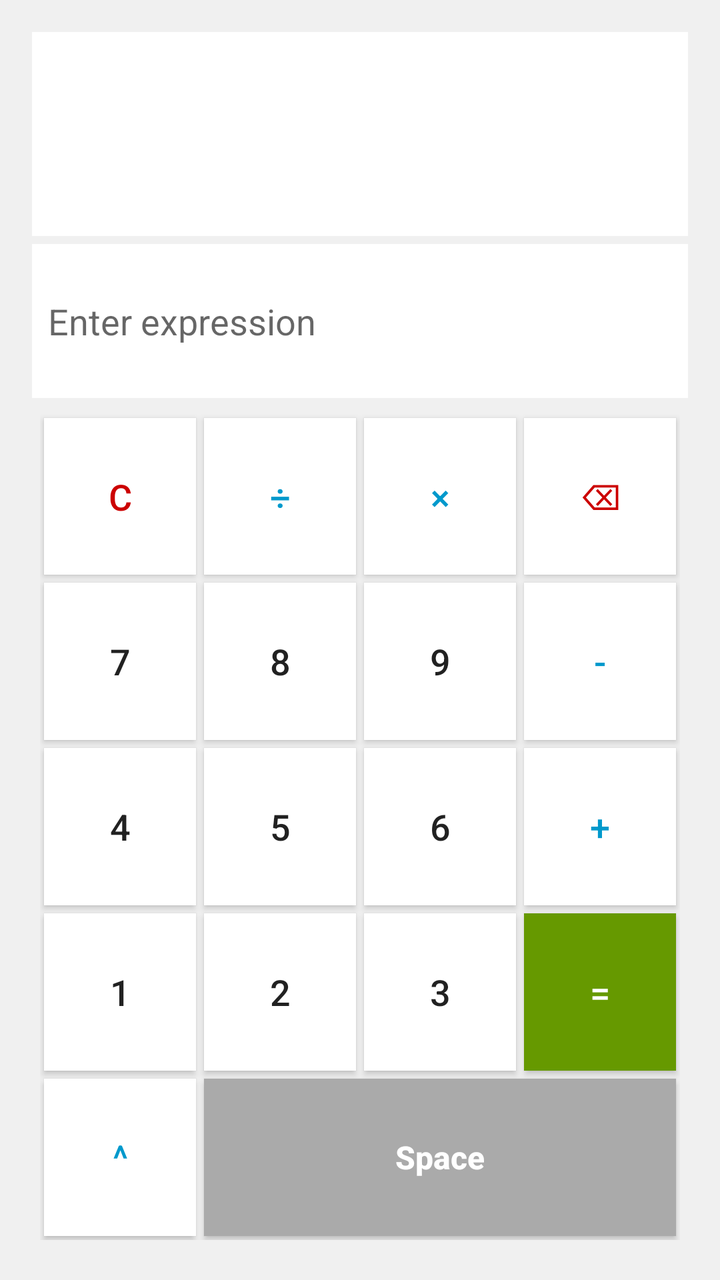
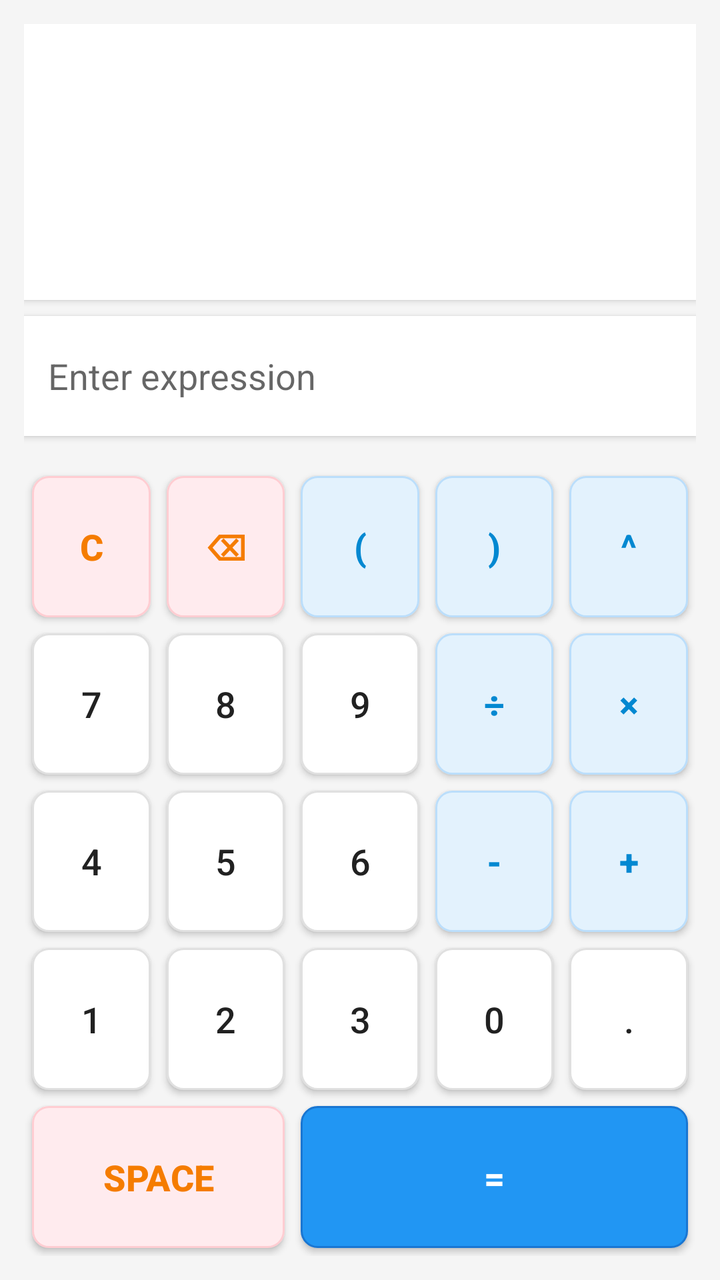

The first picture is an Android layout as it rendered before a commit; the second is the same layout after the commit. The layout source and the unified diff follow.
<!-- AndroidManifest.xml: application theme AppTheme -->
<!-- res/layout/activity_main.xml -->
<?xml version="1.0" encoding="utf-8"?>
<LinearLayout xmlns:android="http://schemas.android.com/apk/res/android"
    android:layout_width="match_parent"
    android:layout_height="match_parent"
    android:background="#F0F0F0"
    android:orientation="vertical"
    android:padding="16dp">

    <TextView
        android:id="@+id/resultTextView"
        android:layout_width="match_parent"
        android:layout_height="102dp"
        android:layout_marginBottom="4dp"
        android:background="#FFFFFF"
        android:gravity="start|top"
        android:padding="8dp"
        android:textColor="#000000"
        android:textSize="24sp" />

    <EditText
        android:id="@+id/inputExpression"
        android:layout_width="match_parent"
        android:layout_height="77dp"
        android:layout_marginBottom="4dp"
        android:background="#FFFFFF"
        android:hint="Enter expression"
        android:inputType="text"
        android:padding="8dp" />

    <GridLayout
        android:layout_width="match_parent"
        android:layout_height="0dp"
        android:layout_gravity="fill"
        android:layout_weight="1"
        android:alignmentMode="alignBounds"
        android:columnCount="4"
        android:padding="4dp"
        android:rowCount="7"
        android:useDefaultMargins="false">

        
        <Button
            android:id="@+id/btnClear"
            style="@style/CalculatorButton.Special"
            android:layout_row="0"
            android:layout_column="0"
            android:layout_columnWeight="1"
            android:layout_gravity="fill"
            android:text="C" />

        <Button
            android:id="@+id/btnDivide"
            style="@style/CalculatorButton.Operator"
            android:layout_row="0"
            android:layout_column="1"
            android:layout_columnWeight="1"
            android:layout_gravity="fill"
            android:text="÷" />

        <Button
            android:id="@+id/btnMultiply"
            style="@style/CalculatorButton.Operator"
            android:layout_row="0"
            android:layout_column="2"
            android:layout_columnWeight="1"
            android:layout_gravity="fill"
            android:text="×" />

        <Button
            android:id="@+id/btnDelete"
            style="@style/CalculatorButton.Special"
            android:layout_row="0"
            android:layout_column="3"
            android:layout_columnWeight="1"
            android:layout_gravity="fill"
            android:text="⌫" />

        
        <Button
            android:id="@+id/btn7"
            style="@style/CalculatorButton"
            android:layout_row="1"
            android:layout_column="0"
            android:layout_columnWeight="1"
            android:layout_gravity="fill"
            android:text="7" />

        <Button
            android:id="@+id/btn8"
            style="@style/CalculatorButton"
            android:layout_row="1"
            android:layout_column="1"
            android:layout_columnWeight="1"
            android:layout_gravity="fill"
            android:text="8" />

        <Button
            android:id="@+id/btn9"
            style="@style/CalculatorButton"
            android:layout_row="1"
            android:layout_column="2"
            android:layout_columnWeight="1"
            android:layout_gravity="fill"
            android:text="9" />

        <Button
            android:id="@+id/btnMinus"
            style="@style/CalculatorButton.Operator"
            android:layout_row="1"
            android:layout_column="3"
            android:layout_columnWeight="1"
            android:layout_gravity="fill"
            android:text="-" />

        
        <Button
            android:id="@+id/btn4"
            style="@style/CalculatorButton"
            android:layout_row="2"
            android:layout_column="0"
            android:layout_columnWeight="1"
            android:layout_gravity="fill"
            android:text="4" />

        <Button
            android:id="@+id/btn5"
            style="@style/CalculatorButton"
            android:layout_row="2"
            android:layout_column="1"
            android:layout_columnWeight="1"
            android:layout_gravity="fill"
            android:text="5" />

        <Button
            android:id="@+id/btn6"
            style="@style/CalculatorButton"
            android:layout_row="2"
            android:layout_column="2"
            android:layout_columnWeight="1"
            android:layout_gravity="fill"
            android:text="6" />

        <Button
            android:id="@+id/btnPlus"
            style="@style/CalculatorButton.Operator"
            android:layout_row="2"
            android:layout_column="3"
            android:layout_columnWeight="1"
            android:layout_gravity="fill"
            android:text="+" />

        
        <Button
            android:id="@+id/btn1"
            style="@style/CalculatorButton"
            android:layout_row="3"
            android:layout_column="0"
            android:layout_columnWeight="1"
            android:layout_gravity="fill"
            android:text="1" />

        <Button
            android:id="@+id/btn2"
            style="@style/CalculatorButton"
            android:layout_row="3"
            android:layout_column="1"
            android:layout_columnWeight="1"
            android:layout_gravity="fill"
            android:text="2" />

        <Button
            android:id="@+id/btn3"
            style="@style/CalculatorButton"
            android:layout_row="3"
            android:layout_column="2"
            android:layout_columnWeight="1"
            android:layout_gravity="fill"
            android:text="3" />

        <Button
            android:id="@+id/btnEquals"
            style="@style/CalculatorButton.Equals"
            android:layout_row="3"
            android:layout_column="3"
            android:layout_columnWeight="1"
            android:layout_gravity="fill"
            android:text="=" />

        
        <Button
            android:id="@+id/btnPower"
            style="@style/CalculatorButton.Operator"
            android:layout_row="5"
            android:layout_column="0"
            android:layout_columnWeight="1"
            android:layout_gravity="fill"
            android:text="^" />

        <Button
            android:id="@+id/btnSpace"
            style="@style/CalculatorButton.Space"
            android:layout_row="5"
            android:layout_column="1"
            android:layout_columnSpan="3"
            android:layout_columnWeight="3"
            android:layout_gravity="fill"
            android:text="Space" />

    </GridLayout>
</LinearLayout>
<!-- resources referenced by this layout -->
<resources>
  <style name="CalculatorButton">
          <item name="android:layout_width">0dp</item>
          <item name="android:layout_height">0dp</item>
          <item name="android:layout_columnWeight">1</item>
          <item name="android:layout_rowWeight">1</item>
          <item name="android:layout_margin">2dp</item>
          <item name="android:textSize">18sp</item>
          <item name="android:background">@android:color/white</item>
          <item name="android:layout_gravity">fill</item>
      </style>
  <style name="CalculatorButton.Equals">
          <item name="android:textColor">@android:color/white</item>
          <item name="android:background">@android:color/holo_green_dark</item>
      </style>
  <style name="CalculatorButton.Operator">
          <item name="android:textColor">@android:color/holo_blue_dark</item>
          <item name="android:background">@android:color/white</item>
      </style>
  <style name="CalculatorButton.Space">
          <item name="android:layout_width">0dp</item>
          <item name="android:layout_height">0dp</item>
          <item name="android:layout_margin">2dp</item>
          <item name="android:textSize">16sp</item>
          <item name="android:background">@android:color/darker_gray</item>
          <item name="android:textColor">@android:color/white</item>
          <item name="android:textAllCaps">false</item>
          <item name="android:textStyle">bold</item>
          <item name="android:layout_rowWeight">1</item>
      </style>
  <style name="CalculatorButton.Special">
          <item name="android:textColor">@android:color/holo_red_dark</item>
          <item name="android:background">@android:color/white</item>
      </style>
  <style name="AppTheme" parent="Theme.AppCompat.Light.DarkActionBar">
          
          <item name="colorPrimary">@android:color/holo_blue_dark</item>
          <item name="colorPrimaryDark">@android:color/holo_blue_light</item>
          <item name="colorAccent">@android:color/holo_green_light</item>
      </style>
</resources>

<!-- the commit's change to res/layout/activity_main.xml (unified diff, before → after) -->
@@ -2,209 +2,232 @@
 <LinearLayout xmlns:android="http://schemas.android.com/apk/res/android"
     android:layout_width="match_parent"
     android:layout_height="match_parent"
-    android:background="#F0F0F0"
+    android:background="#F5F5F5"
     android:orientation="vertical"
-    android:padding="16dp">
+    android:padding="12dp">
 
     <TextView
         android:id="@+id/resultTextView"
         android:layout_width="match_parent"
-        android:layout_height="102dp"
-        android:layout_marginBottom="4dp"
+        android:layout_height="138dp"
+        android:layout_marginBottom="8dp"
         android:background="#FFFFFF"
+        android:elevation="2dp"
         android:gravity="start|top"
-        android:padding="8dp"
-        android:textColor="#000000"
-        android:textSize="24sp" />
+        android:padding="12dp"
+        android:scrollbars="vertical"
+        android:textColor="#212121"
+        android:textSize="20sp"
+        android:textIsSelectable="true"
+        android:fontFamily="monospace"
+        android:lineSpacingExtra="4dp" />
 
     <EditText
         android:id="@+id/inputExpression"
         android:layout_width="match_parent"
-        android:layout_height="77dp"
-        android:layout_marginBottom="4dp"
+        android:layout_height="60dp"
+        android:layout_marginBottom="16dp"
         android:background="#FFFFFF"
+        android:elevation="2dp"
         android:hint="Enter expression"
         android:inputType="text"
-        android:padding="8dp" />
+        android:padding="12dp"
+        android:textSize="18sp" />
 
     <GridLayout
         android:layout_width="match_parent"
         android:layout_height="0dp"
-        android:layout_gravity="fill"
         android:layout_weight="1"
-        android:alignmentMode="alignBounds"
-        android:columnCount="4"
-        android:padding="4dp"
-        android:rowCount="7"
-        android:useDefaultMargins="false">
+        android:columnCount="5"
+        android:rowCount="5"
+        android:useDefaultMargins="true">
 
         
         <Button
             android:id="@+id/btnClear"
             style="@style/CalculatorButton.Special"
-            android:layout_row="0"
-            android:layout_column="0"
-            android:layout_columnWeight="1"
-            android:layout_gravity="fill"
+            android:layout_width="0dp"
+            android:layout_height="0dp"
+            android:layout_rowWeight="1"
+            android:layout_columnWeight="1"
             android:text="C" />
-
-        <Button
-            android:id="@+id/btnDivide"
-            style="@style/CalculatorButton.Operator"
-            android:layout_row="0"
-            android:layout_column="1"
-            android:layout_columnWeight="1"
-            android:layout_gravity="fill"
-            android:text="÷" />
-
-        <Button
-            android:id="@+id/btnMultiply"
-            style="@style/CalculatorButton.Operator"
-            android:layout_row="0"
-            android:layout_column="2"
-            android:layout_columnWeight="1"
-            android:layout_gravity="fill"
-            android:text="×" />
-
         <Button
             android:id="@+id/btnDelete"
             style="@style/CalculatorButton.Special"
-            android:layout_row="0"
-            android:layout_column="3"
-            android:layout_columnWeight="1"
-            android:layout_gravity="fill"
+            android:layout_width="0dp"
+            android:layout_height="0dp"
+            android:layout_rowWeight="1"
+            android:layout_columnWeight="1"
             android:text="⌫" />
+        <Button
+            android:id="@+id/btnParenLeft"
+            style="@style/CalculatorButton.Operator"
+            android:layout_width="0dp"
+            android:layout_height="0dp"
+            android:layout_rowWeight="1"
+            android:layout_columnWeight="1"
+            android:text="(" />
+        <Button
+            android:id="@+id/btnParenRight"
+            style="@style/CalculatorButton.Operator"
+            android:layout_width="0dp"
+            android:layout_height="0dp"
+            android:layout_rowWeight="1"
+            android:layout_columnWeight="1"
+            android:text=")" />
+        <Button
+            android:id="@+id/btnPower"
+            style="@style/CalculatorButton.Operator"
+            android:layout_width="0dp"
+            android:layout_height="0dp"
+            android:layout_rowWeight="1"
+            android:layout_columnWeight="1"
+            android:text="^" />
 
         
         <Button
             android:id="@+id/btn7"
             style="@style/CalculatorButton"
-            android:layout_row="1"
-            android:layout_column="0"
-            android:layout_columnWeight="1"
-            android:layout_gravity="fill"
+            android:layout_width="0dp"
+            android:layout_height="0dp"
+            android:layout_rowWeight="1"
+            android:layout_columnWeight="1"
             android:text="7" />
-
         <Button
             android:id="@+id/btn8"
             style="@style/CalculatorButton"
-            android:layout_row="1"
-            android:layout_column="1"
-            android:layout_columnWeight="1"
-            android:layout_gravity="fill"
+            android:layout_width="0dp"
+            android:layout_height="0dp"
+            android:layout_rowWeight="1"
+            android:layout_columnWeight="1"
             android:text="8" />
-
         <Button
             android:id="@+id/btn9"
             style="@style/CalculatorButton"
-            android:layout_row="1"
-            android:layout_column="2"
-            android:layout_columnWeight="1"
-            android:layout_gravity="fill"
+            android:layout_width="0dp"
+            android:layout_height="0dp"
+            android:layout_rowWeight="1"
+            android:layout_columnWeight="1"
             android:text="9" />
-
+        <Button
+            android:id="@+id/btnDivide"
+            style="@style/CalculatorButton.Operator"
+            android:layout_width="0dp"
+            android:layout_height="0dp"
+            android:layout_rowWeight="1"
+            android:layout_columnWeight="1"
+            android:text="÷" />
+        <Button
+            android:id="@+id/btnMultiply"
+            style="@style/CalculatorButton.Operator"
+            android:layout_width="0dp"
+            android:layout_height="0dp"
+            android:layout_rowWeight="1"
+            android:layout_columnWeight="1"
+            android:text="×" />
+
+        
+        <Button
+            android:id="@+id/btn4"
+            style="@style/CalculatorButton"
+            android:layout_width="0dp"
+            android:layout_height="0dp"
+            android:layout_rowWeight="1"
+            android:layout_columnWeight="1"
+            android:text="4" />
+        <Button
+            android:id="@+id/btn5"
+            style="@style/CalculatorButton"
+            android:layout_width="0dp"
+            android:layout_height="0dp"
+            android:layout_rowWeight="1"
+            android:layout_columnWeight="1"
+            android:text="5" />
+        <Button
+            android:id="@+id/btn6"
+            style="@style/CalculatorButton"
+            android:layout_width="0dp"
+            android:layout_height="0dp"
+            android:layout_rowWeight="1"
+            android:layout_columnWeight="1"
+            android:text="6" />
         <Button
             android:id="@+id/btnMinus"
             style="@style/CalculatorButton.Operator"
-            android:layout_row="1"
-            android:layout_column="3"
-            android:layout_columnWeight="1"
-            android:layout_gravity="fill"
+            android:layout_width="0dp"
+            android:layout_height="0dp"
+            android:layout_rowWeight="1"
+            android:layout_columnWeight="1"
             android:text="-" />
-
-        
-        <Button
-            android:id="@+id/btn4"
-            style="@style/CalculatorButton"
-            android:layout_row="2"
-            android:layout_column="0"
-            android:layout_columnWeight="1"
-            android:layout_gravity="fill"
-            android:text="4" />
-
-        <Button
-            android:id="@+id/btn5"
-            style="@style/CalculatorButton"
-            android:layout_row="2"
-            android:layout_column="1"
-            android:layout_columnWeight="1"
-            android:layout_gravity="fill"
-            android:text="5" />
-
-        <Button
-            android:id="@+id/btn6"
-            style="@style/CalculatorButton"
-            android:layout_row="2"
-            android:layout_column="2"
-            android:layout_columnWeight="1"
-            android:layout_gravity="fill"
-            android:text="6" />
-
         <Button
             android:id="@+id/btnPlus"
             style="@style/CalculatorButton.Operator"
-            android:layout_row="2"
-            android:layout_column="3"
-            android:layout_columnWeight="1"
-            android:layout_gravity="fill"
+            android:layout_width="0dp"
+            android:layout_height="0dp"
+            android:layout_rowWeight="1"
+            android:layout_columnWeight="1"
             android:text="+" />
 
         
         <Button
             android:id="@+id/btn1"
             style="@style/CalculatorButton"
-            android:layout_row="3"
-            android:layout_column="0"
-            android:layout_columnWeight="1"
-            android:layout_gravity="fill"
+            android:layout_width="0dp"
+            android:layout_height="0dp"
+            android:layout_rowWeight="1"
+            android:layout_columnWeight="1"
             android:text="1" />
-
         <Button
             android:id="@+id/btn2"
             style="@style/CalculatorButton"
-            android:layout_row="3"
-            android:layout_column="1"
-            android:layout_columnWeight="1"
-            android:layout_gravity="fill"
+            android:layout_width="0dp"
+            android:layout_height="0dp"
+            android:layout_rowWeight="1"
+            android:layout_columnWeight="1"
             android:text="2" />
-
         <Button
             android:id="@+id/btn3"
             style="@style/CalculatorButton"
-            android:layout_row="3"
-            android:layout_column="2"
-            android:layout_columnWeight="1"
-            android:layout_gravity="fill"
+            android:layout_width="0dp"
+            android:layout_height="0dp"
+            android:layout_rowWeight="1"
+            android:layout_columnWeight="1"
             android:text="3" />
-
+        <Button
+            android:id="@+id/btn0"
+            style="@style/CalculatorButton"
+            android:layout_width="0dp"
+            android:layout_height="0dp"
+            android:layout_rowWeight="1"
+            android:layout_columnWeight="1"
+            android:text="0" />
+        <Button
+            android:id="@+id/btnDot"
+            style="@style/CalculatorButton"
+            android:layout_width="0dp"
+            android:layout_height="0dp"
+            android:layout_rowWeight="1"
+            android:layout_columnWeight="1"
+            android:text="." />
+
+        
+        <Button
+            android:id="@+id/btnSpace"
+            style="@style/CalculatorButton.Special"
+            android:layout_width="0dp"
+            android:layout_height="0dp"
+            android:layout_rowWeight="1"
+            android:layout_columnWeight="2"
+            android:layout_columnSpan="2"
+            android:text="Space" />
         <Button
             android:id="@+id/btnEquals"
             style="@style/CalculatorButton.Equals"
-            android:layout_row="3"
-            android:layout_column="3"
-            android:layout_columnWeight="1"
-            android:layout_gravity="fill"
+            android:layout_width="0dp"
+            android:layout_height="0dp"
+            android:layout_rowWeight="1"
+            android:layout_columnWeight="3"
+            android:layout_columnSpan="3"
             android:text="=" />
-
-        
-        <Button
-            android:id="@+id/btnPower"
-            style="@style/CalculatorButton.Operator"
-            android:layout_row="5"
-            android:layout_column="0"
-            android:layout_columnWeight="1"
-            android:layout_gravity="fill"
-            android:text="^" />
-
-        <Button
-            android:id="@+id/btnSpace"
-            style="@style/CalculatorButton.Space"
-            android:layout_row="5"
-            android:layout_column="1"
-            android:layout_columnSpan="3"
-            android:layout_columnWeight="3"
-            android:layout_gravity="fill"
-            android:text="Space" />
-
     </GridLayout>
 </LinearLayout>
<!-- resource entries referenced after the edit -->
@@ -5,33 +5,28 @@
           <item name="android:layout_height">0dp</item>
           <item name="android:layout_columnWeight">1</item>
           <item name="android:layout_rowWeight">1</item>
-          <item name="android:layout_margin">2dp</item>
+          <item name="android:layout_margin">4dp</item>
           <item name="android:textSize">18sp</item>
-          <item name="android:background">@android:color/white</item>
+          <item name="android:background">@drawable/button_background</item>
+          <item name="android:textColor">#212121</item>
+          <item name="android:elevation">2dp</item>
           <item name="android:layout_gravity">fill</item>
+          <item name="android:fontFamily">sans-serif-medium</item>
       </style>
   <style name="CalculatorButton.Equals">
           <item name="android:textColor">@android:color/white</item>
-          <item name="android:background">@android:color/holo_green_dark</item>
+          <item name="android:background">@drawable/equals_button_background</item>
+          <item name="android:textStyle">bold</item>
       </style>
   <style name="CalculatorButton.Operator">
-          <item name="android:textColor">@android:color/holo_blue_dark</item>
-          <item name="android:background">@android:color/white</item>
-      </style>
-  <style name="CalculatorButton.Space">
-          <item name="android:layout_width">0dp</item>
-          <item name="android:layout_height">0dp</item>
-          <item name="android:layout_margin">2dp</item>
-          <item name="android:textSize">16sp</item>
-          <item name="android:background">@android:color/darker_gray</item>
-          <item name="android:textColor">@android:color/white</item>
-          <item name="android:textAllCaps">false</item>
+          <item name="android:textColor">@color/operator_text</item>
+          <item name="android:background">@drawable/operator_button_background</item>
           <item name="android:textStyle">bold</item>
-          <item name="android:layout_rowWeight">1</item>
       </style>
   <style name="CalculatorButton.Special">
-          <item name="android:textColor">@android:color/holo_red_dark</item>
-          <item name="android:background">@android:color/white</item>
+          <item name="android:textColor">@color/special_text</item>
+          <item name="android:background">@drawable/special_button_background</item>
+          <item name="android:textStyle">bold</item>
       </style>
   <style name="AppTheme" parent="Theme.AppCompat.Light.DarkActionBar">
           
@@ -39,5 +34,55 @@
           <item name="colorPrimaryDark">@android:color/holo_blue_light</item>
           <item name="colorAccent">@android:color/holo_green_light</item>
       </style>
+  <!-- drawable button_background (drawable) -->
+  <?xml version="1.0" encoding="utf-8"?>
+  <ripple xmlns:android="http://schemas.android.com/apk/res/android"
+      android:color="#1F000000">
+      <item>
+          <shape android:shape="rectangle">
+              <corners android:radius="8dp"/>
+              <solid android:color="#FFFFFF"/>
+              <stroke android:width="1dp" android:color="#E0E0E0"/>
+          </shape>
+      </item>
+  </ripple>
+  <!-- drawable equals_button_background (drawable) -->
+  <?xml version="1.0" encoding="utf-8"?>
+  <ripple xmlns:android="http://schemas.android.com/apk/res/android"
+      android:color="#1F000000">
+      <item>
+          <shape android:shape="rectangle">
+              <corners android:radius="8dp"/>
+              <solid android:color="#2196F3"/>
+              <stroke android:width="1dp" android:color="#1976D2"/>
+          </shape>
+      </item>
+  </ripple>
+  <color name="operator_text">#0288D1</color>
+  <!-- drawable operator_button_background (drawable) -->
+  <?xml version="1.0" encoding="utf-8"?>
+  <ripple xmlns:android="http://schemas.android.com/apk/res/android"
+      android:color="#1F000000">
+      <item>
+          <shape android:shape="rectangle">
+              <corners android:radius="8dp"/>
+              <solid android:color="#E3F2FD"/>
+              <stroke android:width="1dp" android:color="#BBDEFB"/>
+          </shape>
+      </item>
+  </ripple>
+  <color name="special_text">#F57C00</color>
+  <!-- drawable special_button_background (drawable) -->
+  <?xml version="1.0" encoding="utf-8"?>
+  <ripple xmlns:android="http://schemas.android.com/apk/res/android"
+      android:color="#1F000000">
+      <item>
+          <shape android:shape="rectangle">
+              <corners android:radius="8dp"/>
+              <solid android:color="#FFEBEE"/>
+              <stroke android:width="1dp" android:color="#FFCDD2"/>
+          </shape>
+      </item>
+  </ripple>
 </resources>
 
